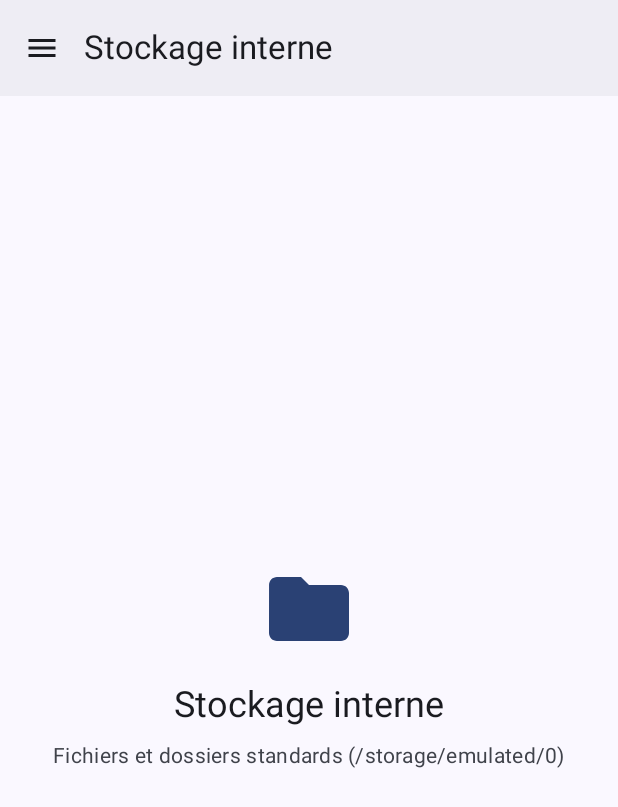
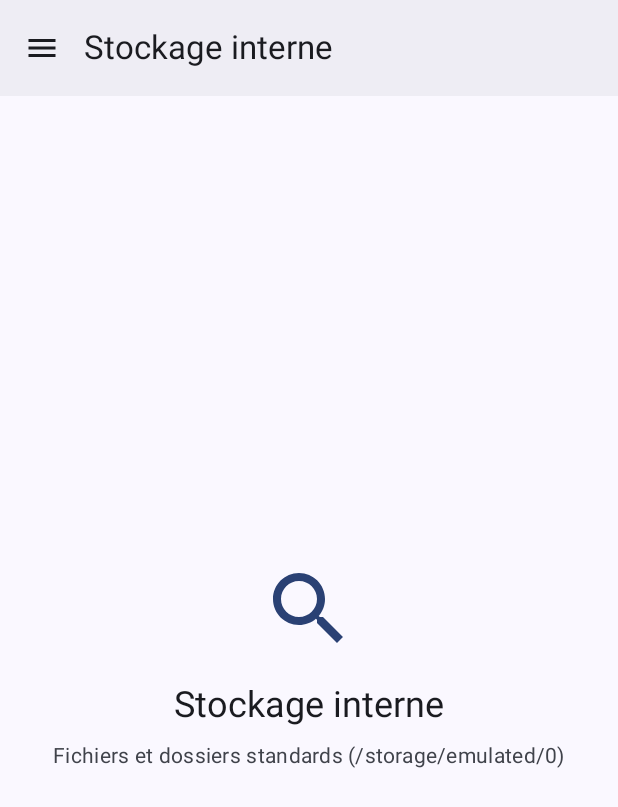
Before and after one commit to JulieRose23/MonExplorateur, an Android app built with Jetpack Compose: the screen it shows after launch (MainActivity), on a phone screen of 412 x 824 dp. Shown: the top 807 px of the screen. Run offline under Robolectric (Android 15) with nearby library versions, the phone set to English and light mode, and no system bars.

Commit message:
Fix : retire material-icons-extended et utilise gradle --no-daemon

```diff
--- a/app/build.gradle.kts
+++ b/app/build.gradle.kts
@@ -39,5 +39,4 @@ dependencies {
     implementation(platform("androidx.compose:compose-bom:2024.11.00"))
     implementation("androidx.compose.ui:ui")
     implementation("androidx.compose.material3:material3")
-    implementation("androidx.compose.material:material-icons-extended")
 }
--- a/app/src/main/java/com/monexplorateur/app/MainActivity.kt
+++ b/app/src/main/java/com/monexplorateur/app/MainActivity.kt
@@ -12,11 +12,11 @@ import androidx.compose.foundation.layout.height
 import androidx.compose.foundation.layout.padding
 import androidx.compose.foundation.layout.size
 import androidx.compose.material.icons.Icons
-import androidx.compose.material.icons.filled.AdminPanelSettings
-import androidx.compose.material.icons.filled.Cloud
-import androidx.compose.material.icons.filled.Folder
+import androidx.compose.material.icons.filled.Build
+import androidx.compose.material.icons.filled.Lock
 import androidx.compose.material.icons.filled.Menu
-import androidx.compose.material.icons.filled.Security
+import androidx.compose.material.icons.filled.Search
+import androidx.compose.material.icons.filled.Share
 import androidx.compose.material3.DrawerValue
 import androidx.compose.material3.ExperimentalMaterial3Api
 import androidx.compose.material3.HorizontalDivider
@@ -46,10 +46,10 @@ import com.monexplorateur.app.ui.theme.MonExplorateurTheme
 import kotlinx.coroutines.launch
 
 enum class SectionNavigation(val titre: String, val description: String, val icone: ImageVector) {
-    STOCKAGE("Stockage interne", "Fichiers et dossiers standards (/storage/emulated/0)", Icons.Default.Folder),
-    SHIZUKU("Mode Shizuku", "Accès protégé (/Android/data et /Android/obb)", Icons.Default.Security),
-    ROOT("Accès Root (su)", "Partitions système complètes (/)", Icons.Default.AdminPanelSettings),
-    FTP("Réseau FTP", "Client et serveur de transfert Wi-Fi local", Icons.Default.Cloud)
+    STOCKAGE("Stockage interne", "Fichiers et dossiers standards (/storage/emulated/0)", Icons.Default.Search),
+    SHIZUKU("Mode Shizuku", "Accès protégé (/Android/data et /Android/obb)", Icons.Default.Lock),
+    ROOT("Accès Root (su)", "Partitions système complètes (/)", Icons.Default.Build),
+    FTP("Réseau FTP", "Client et serveur de transfert Wi-Fi local", Icons.Default.Share)
 }
 
 class MainActivity : ComponentActivity() {
```
Also changed, not shown: 1 other file.
